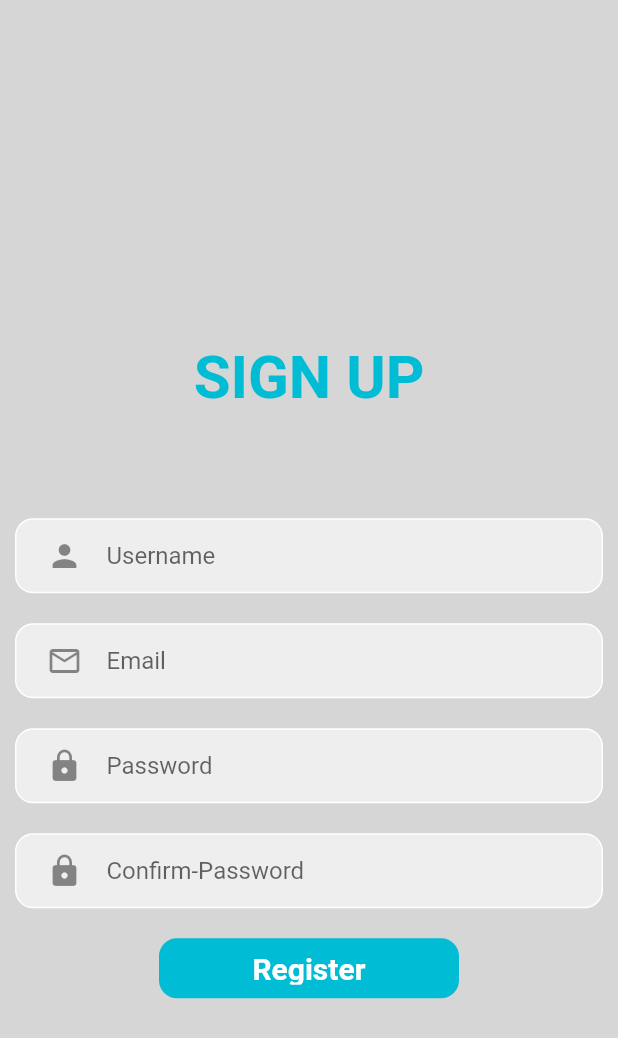
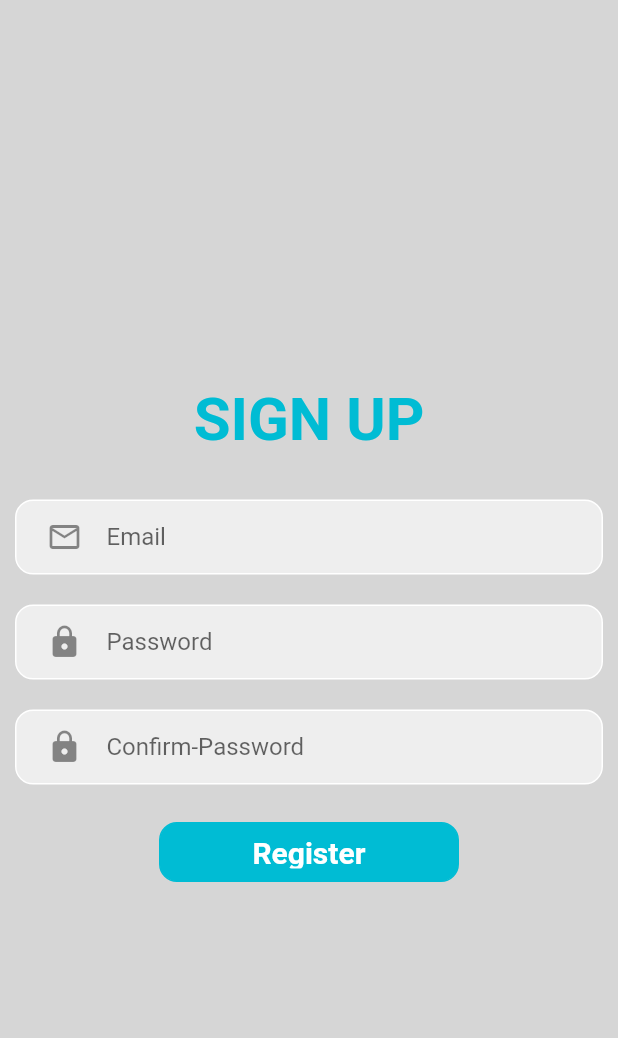
Before and after one commit to MobileAppDev-FoodPark/capstone2, a Flutter app: the LoginPage screen opened by its route, after a tap on "Register Here", on a phone screen of 412 x 824 dp. Shown: the top 1038 px of the screen. Run offline on Flutter 3.47's test engine with Material 2 defaults, Android fonts, the phone set to English and light mode, and no system bars; our stand-ins replace firebase_auth, firebase_core; accounts and stored records are empty.

Commit message:
temporary comment username

```diff
--- a/foodpark/lib/Pages/login_page.dart
+++ b/foodpark/lib/Pages/login_page.dart
@@ -94,7 +94,7 @@ class _LoginPageState extends State<LoginPage> {
                         ),
 
                         SizedBox(
-                          height: 70,
+                          height: 50,
                         ),
 
                         //emal text
--- a/foodpark/lib/Pages/sign_up.dart
+++ b/foodpark/lib/Pages/sign_up.dart
@@ -66,7 +66,7 @@ class _SignupViewState extends State<SignupView> {
                     child: Column(
                       children: [
                         SizedBox(
-                          height: 70,
+                          height: 20,
                         ),
 
                         Text(
@@ -79,12 +79,12 @@ class _SignupViewState extends State<SignupView> {
                         ),
 
                         SizedBox(
-                          height: 60,
+                          height: 20,
                         ),
 
                         //Username text
 
-                        Padding(
+                        /* Padding(
                           padding: const EdgeInsets.all(10.0),
                           child: Container(
                             decoration: BoxDecoration(
@@ -105,7 +105,7 @@ class _SignupViewState extends State<SignupView> {
                             ),
                           ),
                         ),
-
+                        */
                         //Email text
 
                         Padding(
@@ -180,7 +180,7 @@ class _SignupViewState extends State<SignupView> {
                         ),
 
                         SizedBox(
-                          height: 10,
+                          height: 15,
                         ),
 
                         //login button
```
